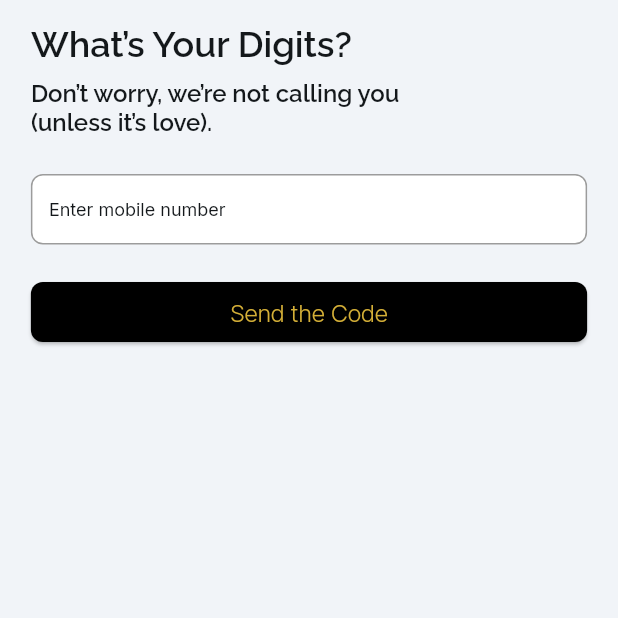
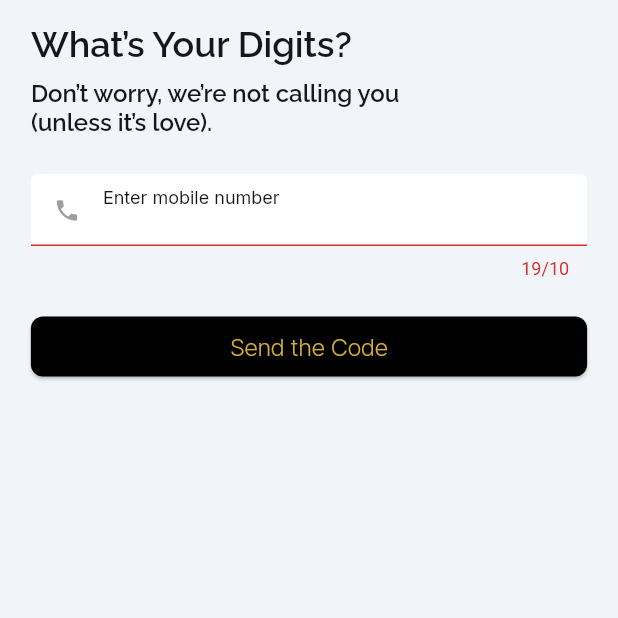
Before and after one commit to Hasiru-Herath/Wolfpack, a Flutter app: the EnterMobilePageWidget screen opened by its route, on a phone screen of 412 x 824 dp, the top half of it. Run offline on Flutter 3.47's test engine with Material 3 defaults, Android fonts, the light colour scheme and no system bars; drawn by our look-alikes of auto_size_text; our stand-ins replace dropdown_button2, font_awesome_flutter, from_css_color, go_router, google_fonts, page_transition and 4 more; missing offline and left inert: json_path; accounts and stored records are empty.

Commit message:
UI s updated

```diff
--- a/lib/pages/enter_mobile_page/enter_mobile_page_widget.dart
+++ b/lib/pages/enter_mobile_page/enter_mobile_page_widget.dart
@@ -1,3 +1,6 @@
+import 'package:flutter/services.dart';
+import 'package:wolf_pack/index.dart';
+
 import '/flutter_flow/flutter_flow_theme.dart';
 import '/flutter_flow/flutter_flow_util.dart';
 import '/flutter_flow/flutter_flow_widgets.dart';
@@ -62,8 +65,7 @@ class _EnterMobilePageWidgetState extends State<EnterMobilePageWidget> {
               mainAxisAlignment: MainAxisAlignment.start,
               crossAxisAlignment: CrossAxisAlignment.center,
               children: [
-                Flexible(
-                  child: Row(
+                Row(
                   mainAxisSize: MainAxisSize.max,
                   mainAxisAlignment: MainAxisAlignment.center,
                   crossAxisAlignment: CrossAxisAlignment.center,
@@ -116,69 +118,47 @@ class _EnterMobilePageWidgetState extends State<EnterMobilePageWidget> {
                                   focusNode: _model.textFieldFocusNode,
                                   autofocus: false,
                                   obscureText: false,
+                                  keyboardType: TextInputType.phone, // Numeric keyboard
+                                  maxLength: 10, // Adjust based on country
+                                  inputFormatters: [
+                                    FilteringTextInputFormatter.digitsOnly, // Allow only numbers
+                                  ],
                                   decoration: InputDecoration(
                                     isDense: true,
-                                      labelStyle: FlutterFlowTheme.of(context)
-                                          .labelMedium
-                                          .override(
+                                    hintText: 'Mobile Number', // Add a meaningful label
+                                    prefixIcon: Icon(Icons.phone, color: Colors.grey), // Phone icon
+                                    // enabledBorder: OutlineInputBorder(
+                                    //   borderSide: const BorderSide(
+                                    //     color: Color(0x63000000),
+                                    //     width: 1.0,
+                                    //   ),
+                                    //   borderRadius: BorderRadius.circular(8.0),
+                                    // ),
+                                    // focusedBorder: OutlineInputBorder(
+                                    //   borderSide: BorderSide(
+                                    //     color: Colors.blue, // Highlight when focused
+                                    //     width: 2.0,
+                                    //   ),
+                                    //   borderRadius: BorderRadius.circular(8.0),
+                                    // ),
+                                    filled: true,
+                                    fillColor: FlutterFlowTheme.of(context).secondaryBackground,
+                                  ),
+                                  style: FlutterFlowTheme.of(context).bodyMedium.override(
                                     fontFamily: 'Inter',
                                     letterSpacing: 0.0,
                                   ),
-                                      hintStyle: FlutterFlowTheme.of(context)
-                                          .labelMedium
-                                          .override(
-                                            fontFamily: 'Inter',
-                                            letterSpacing: 0.0,
+                                  cursorColor: FlutterFlowTheme.of(context).primaryText,
+                                  validator: (value) {
+                                    if (value == null || value.isEmpty) {
+                                      return 'Please enter your mobile number';
+                                    } else if (value.length < 10) {
+                                      return 'Enter a valid mobile number';
+                                    }
+                                    return null;
+                                  },
                                 ),
-                                      enabledBorder: OutlineInputBorder(
-                                        borderSide: const BorderSide(
-                                          color: Color(0x63000000),
-                                          width: 1.0,
-                                        ),
-                                        borderRadius:
-                                            BorderRadius.circular(8.0),
-                                      ),
-                                      focusedBorder: OutlineInputBorder(
-                                        borderSide: const BorderSide(
-                                          color: Color(0x00000000),
-                                          width: 1.0,
-                                        ),
-                                        borderRadius:
-                                            BorderRadius.circular(8.0),
-                                      ),
-                                      errorBorder: OutlineInputBorder(
-                                        borderSide: BorderSide(
-                                          color: FlutterFlowTheme.of(context)
-                                              .error,
-                                          width: 1.0,
-                                        ),
-                                        borderRadius:
-                                            BorderRadius.circular(8.0),
-                                      ),
-                                      focusedErrorBorder: OutlineInputBorder(
-                                        borderSide: BorderSide(
-                                          color: FlutterFlowTheme.of(context)
-                                              .error,
-                                          width: 1.0,
-                                        ),
-                                        borderRadius:
-                                            BorderRadius.circular(8.0),
-                                      ),
-                                      filled: true,
-                                      fillColor: FlutterFlowTheme.of(context)
-                                          .secondaryBackground,
-                                    ),
-                                    style: FlutterFlowTheme.of(context)
-                                        .bodyMedium
-                                        .override(
-                                          fontFamily: 'Inter',
-                                          letterSpacing: 0.0,
-                                        ),
-                                    cursorColor: FlutterFlowTheme.of(context)
-                                        .primaryText,
-                                    validator: _model.textControllerValidator
-                                        .asValidator(context),
-                                  ),
+
                               ),
                             ),
                           ),
@@ -190,6 +170,7 @@ class _EnterMobilePageWidgetState extends State<EnterMobilePageWidget> {
                               child: FFButtonWidget(
                                 onPressed: () {
                                   print('Button pressed ...');
+                                  Navigator.push(context, MaterialPageRoute(builder: (context) => VerificationPageWidget()));
                                 },
                                 text: 'Send the Code',
                                 options: FFButtonOptions(
@@ -219,7 +200,6 @@ class _EnterMobilePageWidgetState extends State<EnterMobilePageWidget> {
                     ),
                   ],
                 ),
-                ),
               ],
             ),
           ),
--- a/lib/pages/get_started_page/get_started_page_widget.dart
+++ b/lib/pages/get_started_page/get_started_page_widget.dart
@@ -1,3 +1,5 @@
+import 'package:wolf_pack/index.dart';
+
 import '/flutter_flow/flutter_flow_theme.dart';
 import '/flutter_flow/flutter_flow_util.dart';
 import '/flutter_flow/flutter_flow_widgets.dart';
@@ -90,6 +92,10 @@ class _GetStartedPageWidgetState extends State<GetStartedPageWidget> {
                   child: FFButtonWidget(
                     onPressed: () {
                       print('Button pressed ...');
+                      Navigator.push(
+                        context,
+                        MaterialPageRoute(builder: (context) => EnterMobilePageWidget()),
+                      );
                     },
                     text: 'Get Started',
                     options: FFButtonOptions(
--- a/pubspec.yaml
+++ b/pubspec.yaml
@@ -31,7 +31,7 @@ dependencies:
   cached_network_image: 3.4.1
   cached_network_image_platform_interface: 4.1.1
   cached_network_image_web: 1.3.1
-  collection: 1.18.0
+  collection: 1.19.0
   dropdown_button2: 2.3.9
   flutter_animate: 4.5.0
   flutter_cache_manager: 3.4.1
@@ -72,6 +72,7 @@ dependencies:
   # The following adds the Cupertino Icons font to your application.
   # Use with the CupertinoIcons class for iOS style icons.
   cupertino_icons: ^1.0.0
+  pin_code_fields: ^8.0.1
 
 dependency_overrides:
   http: 1.2.2
```
Also changed, not shown: lib/pages/verification_page/verification_page_widget.dart (+36 -71 lines), pubspec.lock (added). Lines whose indentation alone changed are shown as unchanged.
